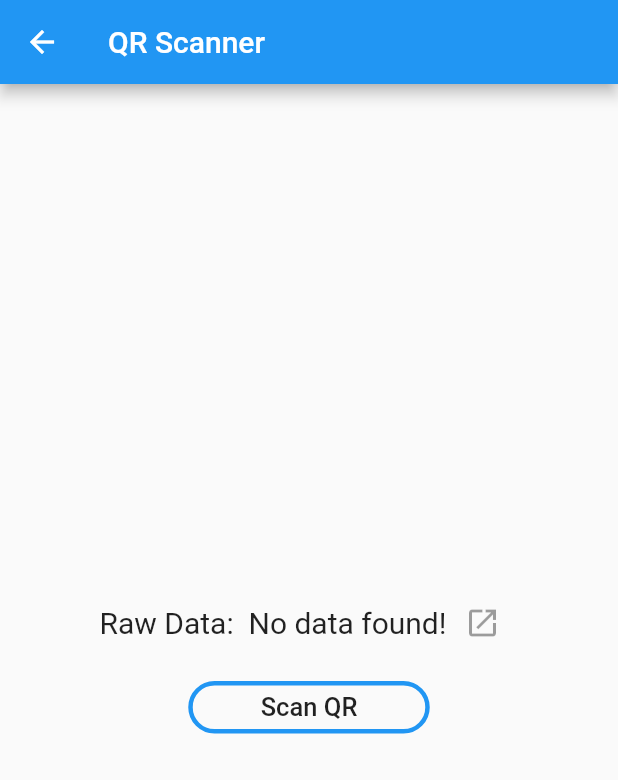
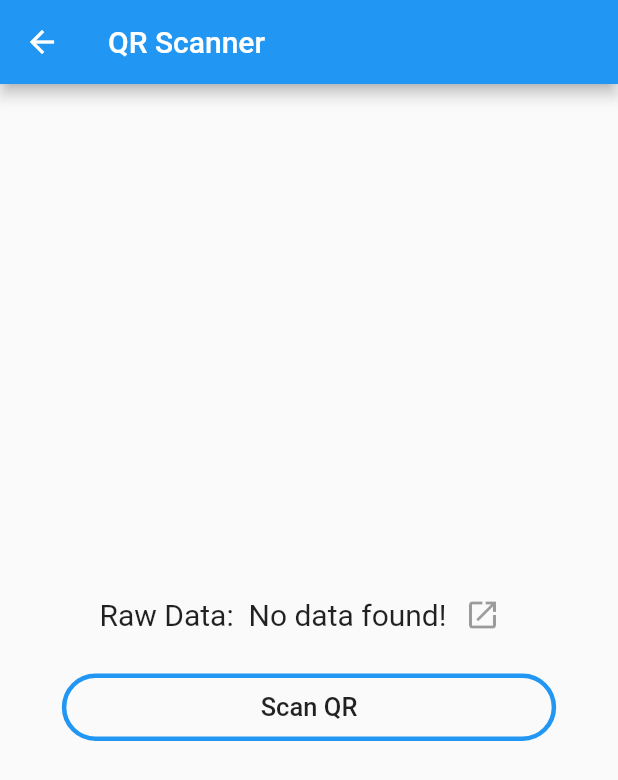
Before and after one commit to johnmaxnew/QR-code-scanner-generator, a Flutter app: the screen it shows after launch, after a tap on "Scan QR", on a phone screen of 412 x 824 dp. Shown: the top 780 px of the screen. Run offline on Flutter 3.47's test engine with Material 2 defaults, Android fonts, the phone set to English and light mode, and no system bars; our stand-ins replace qr_flutter; missing offline and left inert: barcode_scan.

Commit message:
modified styling

```diff
--- a/lib/HomePage.dart
+++ b/lib/HomePage.dart
@@ -29,7 +29,7 @@ class _HomePageState extends State<HomePage> {
           child: ConstrainedBox(
               constraints: BoxConstraints(minHeight: (MediaQuery.of(context).size.height) - AppBar().preferredSize.height - kToolbarHeight),
               child: Column(
-                mainAxisAlignment: MainAxisAlignment.spaceAround,
+                mainAxisAlignment: MainAxisAlignment.center,
                 crossAxisAlignment: CrossAxisAlignment.center,
                 children: [
                   CircleAvatar(
@@ -38,57 +38,94 @@ class _HomePageState extends State<HomePage> {
                     backgroundColor: Colors.transparent,
                     radius: 80,
                   ),
-                  Row(
-                    mainAxisAlignment: MainAxisAlignment.spaceEvenly,
-                    children: [
-                      Hero(
-                        tag: "Scan QR",
-                        child: Container(
-                          width: ((MediaQuery.of(context).size.width) / 2) - 45,
+                  // Row(
+                    // mainAxisAlignment: MainAxisAlignment.spaceEvenly,
+                    // children: [
+                      // Hero(
+                      //   tag: "Scan QR",
+                      //   child: Container(
+                      //     width: ((MediaQuery.of(context).size.width) / 2) - 45,
+                      //     height: 50,
+                      //     child:  OutlinedButton(
+                      //         child: Text('Scan QR',style: TextStyle(fontSize: 19),),
+                      //         style: OutlinedButton.styleFrom(
+                      //           primary: Colors.white,
+                      //           backgroundColor: Colors.deepPurpleAccent,
+                      //           shape: const RoundedRectangleBorder(borderRadius: BorderRadius.all(Radius.circular(30))),
+
+                      //         ),
+                      //         onPressed: () {
+                      //         Navigator.push(context, MaterialPageRoute(builder: (context) => ScanQR()));
+                      //         },
+                      //         onLongPress: () {
+                      //           print('Long press');
+                      //         },
+                      //     ),
+                      //   ),
+                      // ),
+
+                      // SizedBox(height: 25,),
+
+
+                      // Container(
+                      //   width: ((MediaQuery.of(context).size.width) / 2) - 45,
+                      //   height: 50,
+                      //   child:  OutlinedButton(
+                      //       child: Text('Generate QR',style: TextStyle(fontSize: 19),),
+                      //       style: OutlinedButton.styleFrom(
+                      //         primary: Colors.white,
+                      //         backgroundColor: Colors.deepPurpleAccent,
+                      //         shape: const RoundedRectangleBorder(borderRadius: BorderRadius.all(Radius.circular(30))),
+
+                      //       ),
+                      //       onPressed: () {
+                      //       Navigator.push(context, MaterialPageRoute(builder: (context) => QRGenerator()));
+                      //       },
+                      //       onLongPress: () {
+                      //         print('Long press');
+                      //       },
+                      //   ),
+                      // ),
+                    // ],
+                  // ),
+
+                  SizedBox(height: 55,),
+
+                  // New
+                  Container(
+                    width: ((MediaQuery.of(context).size.width) / 1.1) - 45,
                     height: 50,
-                          child:  OutlinedButton(
-                              child: Text('Scan QR',style: TextStyle(fontSize: 19),),
-                              style: OutlinedButton.styleFrom(
-                                primary: Colors.white,
-                                backgroundColor: Colors.deepPurpleAccent,
-                                shape: const RoundedRectangleBorder(borderRadius: BorderRadius.all(Radius.circular(30))),
+                    child: OutlineButton(
+                      focusColor: Colors.red,
+                      highlightColor: Colors.blue,
+                      hoverColor: Colors.lightBlue[100],
+                      splashColor: Colors.blue,
+                      borderSide: BorderSide(
+                        width: 3,
+                        color: Colors.blue,
+                      ),
+                      shape: StadiumBorder(),
+                      child: Text(
+                        "Scan QR",
+                        style: TextStyle(fontSize: 17),
+                        ),
 
-                              ),
                         onPressed: () {
                         Navigator.push(context, MaterialPageRoute(builder: (context) => ScanQR()));
                         },
                         onLongPress: () {
                           print('Long press');
                         },
+
                     ),
                   ),
-                      ),
+
                   SizedBox(height: 25,),
-                      Container(
-                        width: ((MediaQuery.of(context).size.width) / 2) - 45,
-                        height: 50,
-                        child:  OutlinedButton(
-                            child: Text('Generate QR',style: TextStyle(fontSize: 19),),
-                            style: OutlinedButton.styleFrom(
-                              primary: Colors.white,
-                              backgroundColor: Colors.deepPurpleAccent,
-                              shape: const RoundedRectangleBorder(borderRadius: BorderRadius.all(Radius.circular(30))),
-
-                            ),
-                            onPressed: () {
-                            Navigator.push(context, MaterialPageRoute(builder: (context) => QRGenerator()));
-                            },
-                            onLongPress: () {
-                              print('Long press');
-                            },
-                        ),
-                      ),
-                    ],
-                  ),
 
 
+                  // New
                   Container(
-                    width: ((MediaQuery.of(context).size.width) / 1.2) - 45,
+                    width: ((MediaQuery.of(context).size.width) / 1.1) - 45,
                     height: 50,
                     child: OutlineButton(
                       focusColor: Colors.red,
@@ -102,34 +139,17 @@ class _HomePageState extends State<HomePage> {
                       shape: StadiumBorder(),
                       child: Text(
                         "Generate QR",
-                        style: TextStyle(fontSize: 17),),
+                        style: TextStyle(fontSize: 17),
+                        ),
 
+                        onPressed: () {
+                        Navigator.push(context, MaterialPageRoute(builder: (context) => QRGenerator()));
+                        },
+                        onLongPress: () {
+                          print('Long press');
+                        },
                     ),
                   ),
-
-
-
-                  Container(
-                    width: ((MediaQuery.of(context).size.width) / 1.2) - 45,
-                    height: 50,
-                    child: OutlineButton(
-                      focusColor: Colors.red,
-                      highlightColor: Colors.blue,
-                      hoverColor: Colors.lightBlue[100],
-                      splashColor: Colors.blue,
-                      borderSide: BorderSide(
-                        width: 3,
-                        color: Colors.blue,
-                      ),
-                      shape: StadiumBorder(),
-                      child: Text(
-                        "Generate QR",
-                        style: TextStyle(fontSize: 17),),
-
-                    ),
-                  ),
-
-
 
 
                 ],
--- a/lib/generator/QRGenerator.dart
+++ b/lib/generator/QRGenerator.dart
@@ -43,7 +43,7 @@ class _QRGeneratorState extends State<QRGenerator> {
               ),
             ),
             Container(
-              width: ((MediaQuery.of(context).size.width) / 1.2) - 45,
+              width: ((MediaQuery.of(context).size.width) / 1.1) - 45,
               height: 50,
               child: OutlineButton(
                 focusColor: Colors.red,
--- a/lib/scanner/ScanQR.dart
+++ b/lib/scanner/ScanQR.dart
@@ -55,8 +55,8 @@ class _ScanQRState extends State<ScanQR> {
               ),
               SizedBox(height: 15),
               Container(
-                width: ((MediaQuery.of(context).size.width) / 2) - 45,
-                height: 35,
+                width: ((MediaQuery.of(context).size.width) / 1.1) - 45,
+                height: 45,
                 child: OutlineButton(
                   focusColor: Colors.red,
                   highlightColor: Colors.blue,
```
Lines whose indentation alone changed are shown as unchanged.
